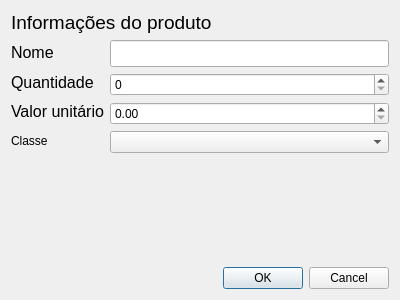
The window that SisCompra/dialogeditarproduto.ui (saraivaufc/ListaDeCompras) describes before a commit, drawn with Qt 5.
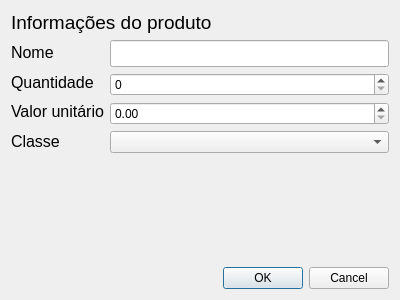
The same window after the commit.

What changed in the file:
```diff
--- a/SisCompra/dialogeditarproduto.ui
+++ b/SisCompra/dialogeditarproduto.ui
@@ -68,6 +68,13 @@
        </item>
        <item>
         <widget class="QLabel" name="label_5">
+         <property name="font">
+          <font>
+           <pointsize>12</pointsize>
+           <weight>50</weight>
+           <bold>false</bold>
+          </font>
+         </property>
          <property name="text">
           <string>Classe</string>
          </property>
```
